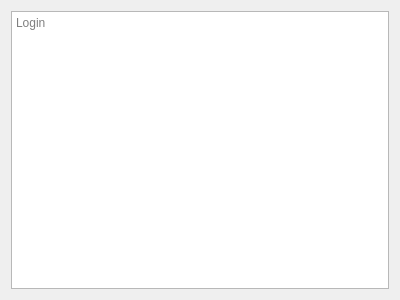
The window that frontend/forms/login.ui (tvt23-pankkiprojekti/SPO_Group11) describes before a commit, drawn with Qt 5.
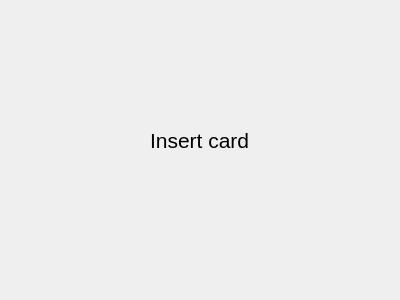
The same window after the commit.

The edit to the form file:
```diff
--- a/frontend/forms/login.ui
+++ b/frontend/forms/login.ui
@@ -15,11 +15,93 @@
   </property>
   <layout class="QGridLayout" name="gridLayout">
    <item row="0" column="0">
-    <widget class="QTextBrowser" name="textBrowser">
-     <property name="placeholderText">
-      <string>Login</string>
-     </property>
-    </widget>
+    <layout class="QVBoxLayout" name="verticalLayout">
+     <item>
+      <layout class="QGridLayout" name="gridLayout_2">
+       <item row="2" column="0">
+        <spacer name="horizontalSpacer">
+         <property name="orientation">
+          <enum>Qt::Horizontal</enum>
+         </property>
+         <property name="sizeHint" stdset="0">
+          <size>
+           <width>40</width>
+           <height>20</height>
+          </size>
+         </property>
+        </spacer>
+       </item>
+       <item row="2" column="1">
+        <widget class="QLabel" name="label">
+         <property name="font">
+          <font>
+           <pointsize>16</pointsize>
+          </font>
+         </property>
+         <property name="text">
+          <string>Insert card</string>
+         </property>
+        </widget>
+       </item>
+       <item row="2" column="2">
+        <spacer name="horizontalSpacer_2">
+         <property name="orientation">
+          <enum>Qt::Horizontal</enum>
+         </property>
+         <property name="sizeHint" stdset="0">
+          <size>
+           <width>40</width>
+           <height>20</height>
+          </size>
+         </property>
+        </spacer>
+       </item>
+       <item row="3" column="1">
+        <spacer name="verticalSpacer_2">
+         <property name="orientation">
+          <enum>Qt::Vertical</enum>
+         </property>
+         <property name="sizeHint" stdset="0">
+          <size>
+           <width>20</width>
+           <height>40</height>
+          </size>
+         </property>
+        </spacer>
+       </item>
+       <item row="1" column="1">
+        <spacer name="verticalSpacer">
+         <property name="orientation">
+          <enum>Qt::Vertical</enum>
+         </property>
+         <property name="sizeHint" stdset="0">
+          <size>
+           <width>20</width>
+           <height>40</height>
+          </size>
+         </property>
+        </spacer>
+       </item>
+      </layout>
+     </item>
+     <item>
+      <layout class="QHBoxLayout" name="horizontalLayout">
+       <item>
+        <spacer name="horizontalSpacer_3">
+         <property name="orientation">
+          <enum>Qt::Horizontal</enum>
+         </property>
+         <property name="sizeHint" stdset="0">
+          <size>
+           <width>40</width>
+           <height>20</height>
+          </size>
+         </property>
+        </spacer>
+       </item>
+      </layout>
+     </item>
+    </layout>
    </item>
   </layout>
  </widget>
```
